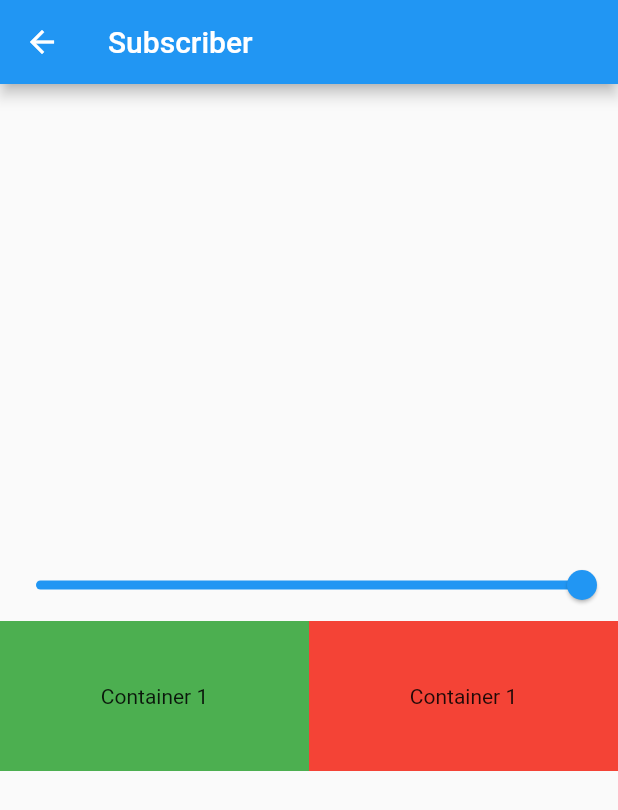
After one commit to 1-MuhammadAli/Provider_Practice, a Flutter app: the ExampleOneScreen screen opened directly, on a phone screen of 412 x 824 dp. The commit adds this screen. Shown: the top 810 px of the screen. Run offline on Flutter 3.47's test engine with Material 2 defaults, Android fonts, the phone set to English and light mode, and no system bars.

Commit message:
complete favourite app with provider

```diff
--- a/lib/provider/count_provider.dart
+++ b/lib/provider/count_provider.dart
@@ -3,4 +3,8 @@ class CountProvider with ChangeNotifier{
 
   int _count=0;
   int get count => _count;
+  void setCount (){
+    _count++;
+    notifyListeners();
+  }
 }
--- /dev/null
+++ b/lib/provider/example_one_provider.dart
@@ -0,0 +1,10 @@
+import 'package:flutter/foundation.dart';
+
+class ExampleOneProvider extends ChangeNotifier{
+  double _value=1.0;
+  double get value => _value;
+  void setValue(double val){
+    _value = val;
+    notifyListeners();
+  }
+}
--- /dev/null
+++ b/lib/provider/favorite_provider.dart
@@ -0,0 +1,14 @@
+import 'package:flutter/foundation.dart';
+
+class FavouriteItemProvider extends ChangeNotifier{
+  List<int> _selectedItem =[];
+  List<int> get selectedItem => _selectedItem;
+  void addItem(int value){
+    _selectedItem.add(value);
+    notifyListeners();
+  }
+  void removeItem(int value){
+    _selectedItem.remove(value);
+    notifyListeners();
+  }
+}
--- /dev/null
+++ b/lib/screens/example_one.dart
@@ -0,0 +1,59 @@
+
+
+import 'package:flutter/material.dart';
+import 'package:provider/provider.dart';
+import 'package:provider_practice/provider/example_one_provider.dart';
+
+class ExampleOneScreen extends StatefulWidget {
+  ExampleOneScreen({Key? key}) : super(key: key);
+
+  @override
+  State<ExampleOneScreen> createState() => _ExampleOneScreenState();
+}
+
+class _ExampleOneScreenState extends State<ExampleOneScreen> {
+  @override
+  Widget build(BuildContext context) {
+    debugPrint('Build');
+    final provider1=Provider.of<ExampleOneProvider>(context,listen: false);
+    return Scaffold(
+      appBar: AppBar(
+        title: const Text('Subscriber'),
+      ),
+      body: Column(
+        mainAxisAlignment: MainAxisAlignment.center,
+        children: [
+          Consumer<ExampleOneProvider>(builder: (context, provider, child) {
+            return Slider(
+              min: 0,
+              max: 1,
+              value: provider.value, onChanged: (val) {
+              provider.setValue(val);
+            },);
+          },),
+
+          Consumer<ExampleOneProvider>(builder: (context, provider, child) {
+            return Row(
+              children: [
+                Expanded(
+                  child: Container(
+                    height: 100,
+                    color: Colors.green.withOpacity(provider.value),
+                    child: const Center(child: Text('Container 1')),
+                  ),
+                ),
+                Expanded(
+                  child: Container(
+                    height: 100,
+                    color: Colors.red.withOpacity(provider.value),
+                    child: const Center(child: Text('Container 1')),
+                  ),
+                ),
+              ],
+            );
+          },)
+        ],
+      ),
+    );
+  }
+}
```
Also changed, not shown: lib/main.dart (+11 -3 lines), lib/screens/count_example.dart (+21 -3 lines), lib/screens/favorite_screen.dart (added, +61 -0 lines), lib/screens/myfavorite_screen.dart (added, +58 -0 lines).
